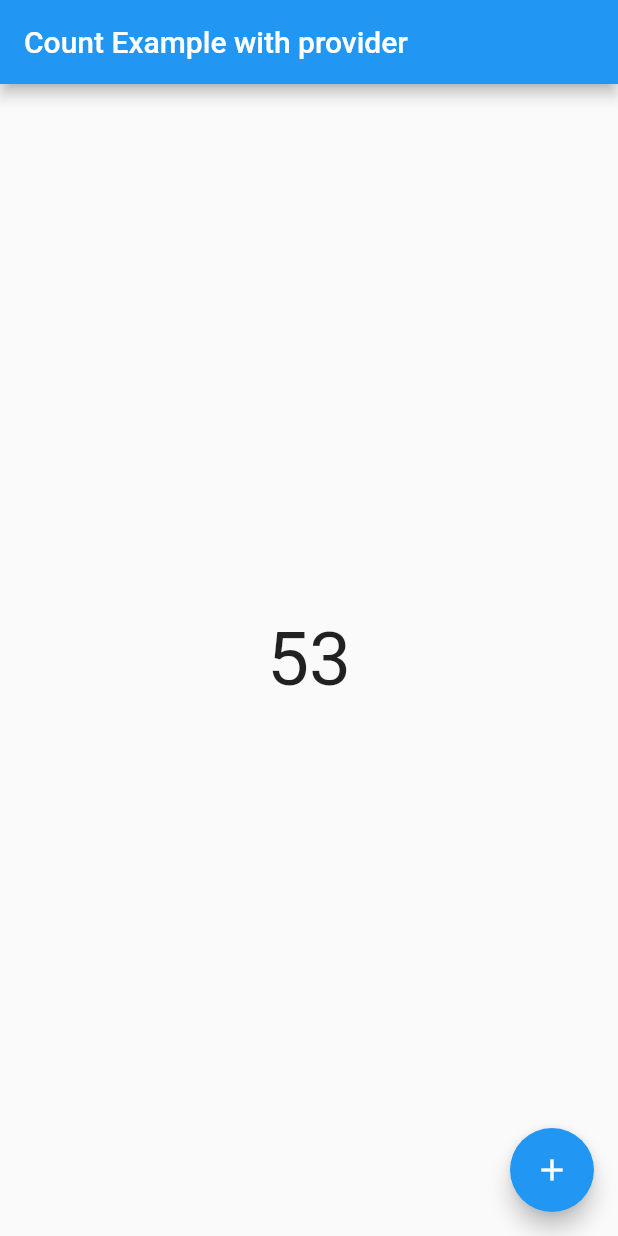
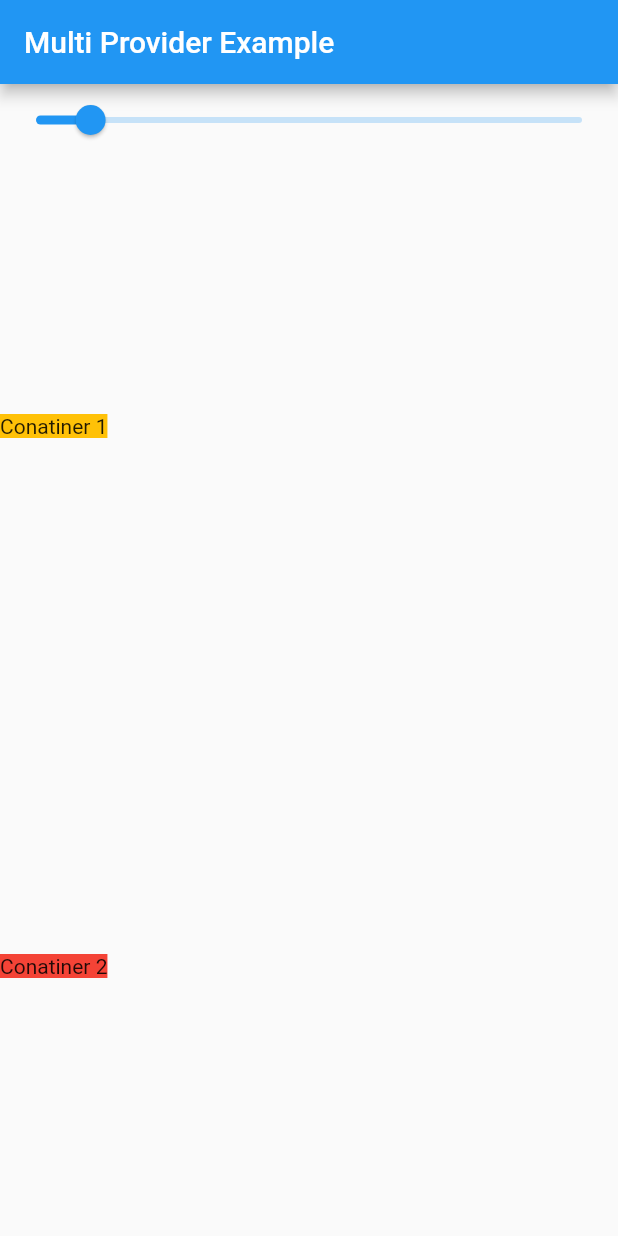
Before and after one commit to azix-khan/provider_practice, a Flutter app: the screen it shows after launch, on a phone screen of 412 x 824 dp. Run offline on Flutter 3.47's test engine with Material 2 defaults, Android fonts, the phone set to English and light mode, and no system bars.

Commit message:
multi provider

```diff
--- a/lib/main.dart
+++ b/lib/main.dart
@@ -1,7 +1,7 @@
 import 'package:flutter/material.dart';
 import 'package:provider/provider.dart';
 import 'package:provider_practice/provider/count_provider.dart';
-import 'package:provider_practice/screens/count_example.dart';
+import 'package:provider_practice/screens/example_one.dart';
 
 void main() {
   runApp(const MyApp());
@@ -19,7 +19,7 @@ class MyApp extends StatelessWidget {
         theme: ThemeData(
           primarySwatch: Colors.blue,
         ),
-        home: const CountExample(),
+        home: const ExampleOne(),
       ),
     );
   }
--- /dev/null
+++ b/lib/screens/example_one.dart
@@ -0,0 +1,44 @@
+import 'package:flutter/material.dart';
+
+class ExampleOne extends StatefulWidget {
+  const ExampleOne({super.key});
+
+  @override
+  State<ExampleOne> createState() => _ExampleOneState();
+}
+
+class _ExampleOneState extends State<ExampleOne> {
+  double value = 0.1;
+  @override
+  Widget build(BuildContext context) {
+    return Scaffold(
+      appBar: AppBar(
+        title: const Text('Multi Provider Example'),
+      ),
+      body: Column(
+        mainAxisAlignment: MainAxisAlignment.center,
+        children: [
+          Slider(value: value, onChanged: (value) {}),
+          Expanded(
+              child: Row(
+            children: [
+              Container(
+                decoration: BoxDecoration(color: Colors.amber),
+                child: Text('Conatiner 1'),
+              )
+            ],
+          )),
+          Expanded(
+              child: Row(
+            children: [
+              Container(
+                decoration: BoxDecoration(color: Colors.red),
+                child: Text('Conatiner 2'),
+              )
+            ],
+          )),
+        ],
+      ),
+    );
+  }
+}
```
Also changed, not shown: lib/provider/example_one_provider.dart (added).
